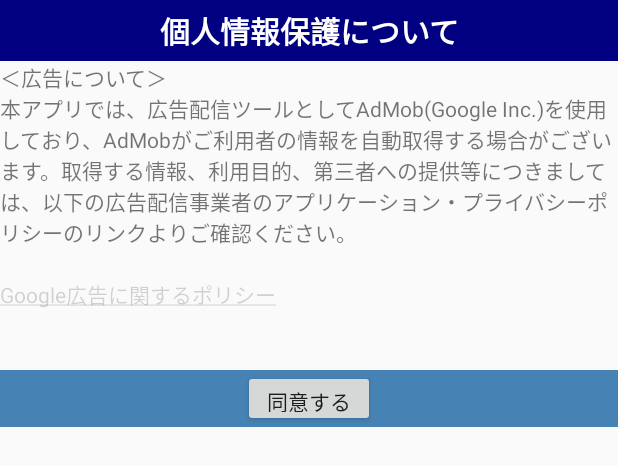
After one commit to korosaka/baseball_lineup_jp, an Android app: the layout fragment_privacy_policy.xml on its own in the app's theme, with its tools: preview values and no code run, on a phone screen of 412 x 824 dp. The commit adds this screen. Shown: the top 466 px of the screen. Run offline under Robolectric (Android 15) with nearby library versions, the phone set to English and light mode, and no system bars.

Commit message:
made privacy policy dialog

```diff
--- a/app/src/main/java/com/websarva/wings/android/dasenapp/FixedWords.java
+++ b/app/src/main/java/com/websarva/wings/android/dasenapp/FixedWords.java
@@ -15,4 +15,9 @@ public class FixedWords {
 
     public static final String PITCHER = "(投)" ;
 
+    public static final String PRIVACY_POLICY = "privacyPolicy";
+    public static final String BUTTON_TYPE = "buttonType";
+    public static final String AGREE = "agree";
+    public static final String CLOSE = "close";
+
 }
--- a/app/src/main/java/com/websarva/wings/android/dasenapp/MainActivity.java
+++ b/app/src/main/java/com/websarva/wings/android/dasenapp/MainActivity.java
@@ -395,6 +395,10 @@ public class MainActivity extends BaseBannerActivity {
                 showOrder(FixedWords.DH);
                 setSpinner(getResources().getStringArray(R.array.positions_dh));
                 break;
+            case R.id.policy:
+                PrivacyPolicyFragment policyFragment = PrivacyPolicyFragment.newInstance(FixedWords.CLOSE);
+                policyFragment.show(getSupportFragmentManager(), FixedWords.PRIVACY_POLICY);
+                break;
         }
         setLayoutDefault();
         if (isReplacing) cancelReplacing();
--- /dev/null
+++ b/app/src/main/res/layout/fragment_privacy_policy.xml
@@ -0,0 +1,66 @@
+<?xml version="1.0" encoding="utf-8"?>
+<FrameLayout xmlns:android="http://schemas.android.com/apk/res/android"
+    xmlns:tools="http://schemas.android.com/tools"
+    android:layout_width="match_parent"
+    android:layout_height="match_parent"
+    tools:context=".PrivacyPolicyFragment">
+
+    <LinearLayout
+        android:layout_width="match_parent"
+        android:layout_height="wrap_content"
+        android:orientation="vertical">
+
+        <LinearLayout
+            android:layout_width="match_parent"
+            android:layout_height="wrap_content"
+            android:orientation="vertical">
+
+            <TextView
+                android:layout_width="match_parent"
+                android:layout_height="wrap_content"
+                android:background="#000080"
+                android:gravity="center"
+                android:paddingTop="5dp"
+                android:paddingBottom="5dp"
+                android:text="@string/policy_title"
+                android:textColor="#ffffff"
+                android:textSize="20sp"
+                android:textStyle="bold" />
+
+            <TextView
+                android:layout_width="match_parent"
+                android:layout_height="wrap_content"
+                android:text="@string/policy_message1" />
+
+            <TextView
+                android:layout_width="match_parent"
+                android:layout_height="wrap_content"
+                android:text="@string/policy_message2" />
+
+            <TextView
+                android:id="@+id/link"
+                android:layout_width="match_parent"
+                android:layout_height="wrap_content"
+                android:layout_marginTop="20dp"
+                android:layout_marginBottom="40dp"
+                android:linksClickable="true"
+                android:text="@string/google_policy" />
+        </LinearLayout>
+
+        <LinearLayout
+            android:layout_width="match_parent"
+            android:layout_height="wrap_content"
+            android:background="#4682b4"
+            android:orientation="vertical">
+
+            <Button
+                android:id="@+id/agree_button"
+                android:layout_width="wrap_content"
+                android:layout_height="38dp"
+                android:layout_gravity="center"
+                android:text="@string/agree" />
+        </LinearLayout>
+
+
+    </LinearLayout>
+</FrameLayout>
--- a/app/src/main/res/menu/menu_options_menu_list.xml
+++ b/app/src/main/res/menu/menu_options_menu_list.xml
@@ -9,4 +9,8 @@
         android:id="@+id/dh"
         app:showAsAction="never"
         android:title="@string/subOrder" />
+    <item
+        android:id="@+id/policy"
+        android:title="@string/privacy_policy"
+        app:showAsAction="never" />
 </menu>
--- a/app/src/main/res/values/strings.xml
+++ b/app/src/main/res/values/strings.xml
@@ -56,6 +56,14 @@
         <item>(DH)</item>
     </string-array>
 
+    <string name="privacy_policy">プライバシーポリシー</string>
+    <string name="policy_title">個人情報保護について</string>
+    <string name="policy_message1">＜広告について＞</string>
+    <string name="policy_message2">本アプリでは、広告配信ツールとしてAdMob(Google Inc.)を使用しており、AdMobがご利用者の情報を自動取得する場合がございます。取得する情報、利用目的、第三者への提供等につきましては、以下の広告配信事業者のアプリケーション・プライバシーポリシーのリンクよりご確認ください。</string>
+    <string name="google_policy"><a href="https://policies.google.com/technologies/ads?hl=ja">Google広告に関するポリシー</a></string>
+    <string name="agree">同意する</string>
+    <string name="close">閉じる</string>
+
     <string name="order">ノーマル</string>
     <string name="subOrder">DH</string>
     <string name="field">フィールド表示</string>
@@ -63,4 +71,6 @@
     <string name="cancel">キャンセル</string>
     <string name="replace">入れ替え</string>
     <string name="replace_title">入れ替える２つの打順を選んでください</string>
+    <!-- TODO: Remove or change this placeholder text -->
+    <string name="hello_blank_fragment">Hello blank fragment</string>
 </resources>
```
Also changed, not shown: app/src/main/java/com/websarva/wings/android/dasenapp/PrivacyPolicyFragment.java (added, +93 -0 lines), 11 other files.
